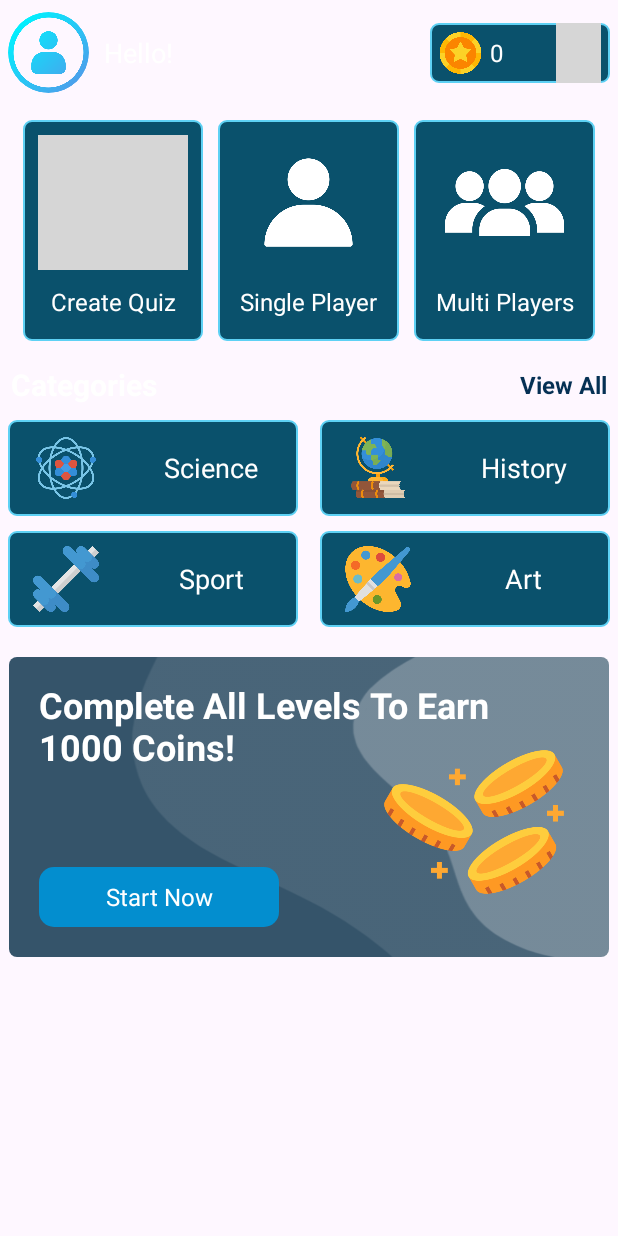
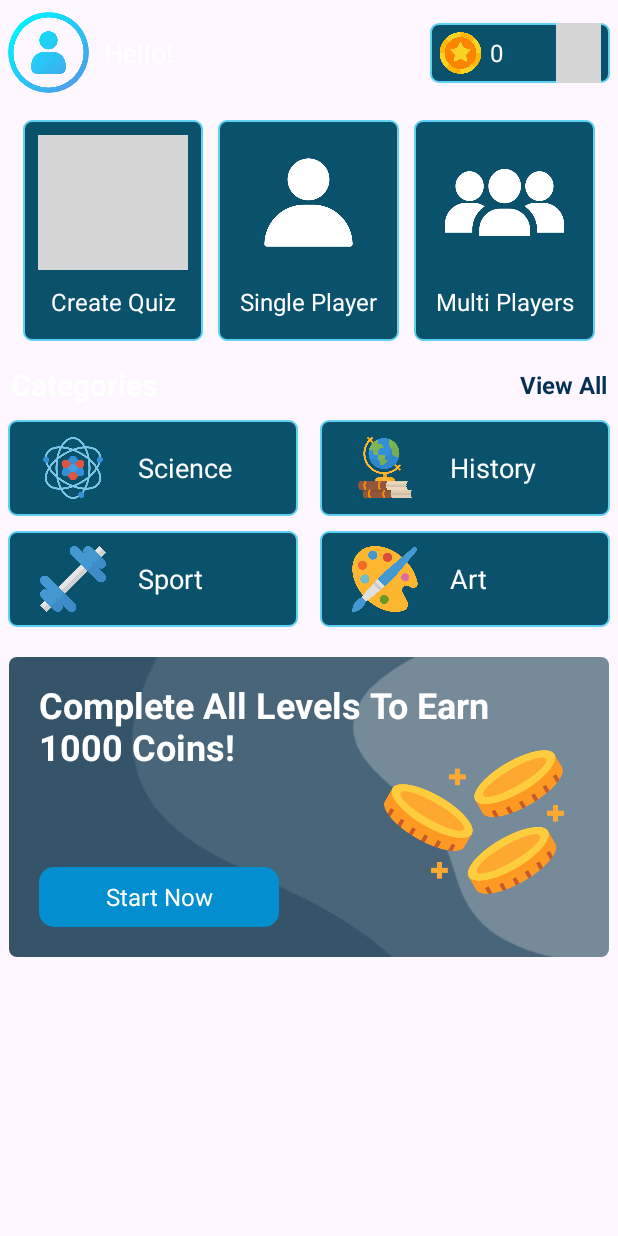
Before and after one commit to Vi021/MOPR_FinalProj_QuizflowApp, an Android app: the layout fragment_home.xml on its own in the app's theme, with its tools: preview values and no code run, on a phone screen of 412 x 824 dp. Run offline under Robolectric (Android 15) with nearby library versions, the phone set to English and light mode, and no system bars; grey boxes are pictures that could not be loaded.

Commit message:
some HomeFragment UI interactions + adjustments

```diff
--- a/app/src/main/res/layout/fragment_home.xml
+++ b/app/src/main/res/layout/fragment_home.xml
@@ -27,13 +27,15 @@
                 android:id="@+id/circleImg_pfp"
                 android:layout_width="54dp"
                 android:layout_height="54dp"
+                android:clickable="true"
+                android:focusable="true"
                 android:src="@drawable/ic_default_pfp_blues"
                 app:layout_constraintBottom_toBottomOf="parent"
                 app:layout_constraintStart_toStartOf="parent"
                 app:layout_constraintTop_toTopOf="parent" />
 
             <TextView
-                android:id="@+id/textView"
+                android:id="@+id/txt_hello"
                 android:layout_width="wrap_content"
                 android:layout_height="wrap_content"
                 android:layout_margin="10dp"
@@ -78,7 +80,11 @@
                     android:layout_width="0dp"
                     android:layout_height="wrap_content"
                     android:layout_weight="0.3"
-                    android:src="@drawable/ic_action_plus_white" />
+                    android:contentDescription="@string/app_name"
+                    android:clickable="true"
+                    android:focusable="true"
+                    android:src="@drawable/ic_action_plus_white"
+                    tools:ignore="TouchTargetSizeCheck" />
             </LinearLayout>
 
         </androidx.constraintlayout.widget.ConstraintLayout>
@@ -99,12 +105,15 @@
             app:layout_constraintTop_toBottomOf="@id/consL_profileBar">
 
             <LinearLayout
+                android:id="@+id/lineL_createQuiz"
                 android:layout_width="0dp"
                 android:layout_height="match_parent"
                 android:layout_marginEnd="10dp"
                 android:layout_weight="3"
                 android:background="@drawable/rounded_bordered_bg_main"
-                android:orientation="vertical">
+                android:orientation="vertical"
+                android:clickable="true"
+                android:focusable="true" >
 
                 <ImageView
                     android:layout_width="match_parent"
@@ -126,6 +135,7 @@
             </LinearLayout>
 
             <LinearLayout
+                android:id="@+id/lineL_singlePlayer"
                 android:layout_width="0dp"
                 android:layout_height="match_parent"
                 android:layout_weight="3"
@@ -152,6 +162,7 @@
             </LinearLayout>
 
             <LinearLayout
+                android:id="@+id/lineL_multiPlayers"
                 android:layout_width="0dp"
                 android:layout_height="match_parent"
                 android:layout_marginStart="10dp"
@@ -204,16 +215,20 @@
                 app:layout_constraintTop_toTopOf="@+id/consL_categoryBar" />
 
             <TextView
+                android:id="@+id/txt_viewCategories"
                 android:layout_width="wrap_content"
                 android:layout_height="match_parent"
                 android:layout_marginEnd="2dp"
+                android:clickable="true"
+                android:focusable="true"
                 android:text="View All"
                 android:textColor="@color/xanh_botro3"
                 android:textSize="16sp"
                 android:textStyle="bold"
                 app:layout_constraintBottom_toBottomOf="@+id/consL_categoryBar"
                 app:layout_constraintEnd_toEndOf="@+id/consL_categoryBar"
-                app:layout_constraintTop_toTopOf="@+id/consL_categoryBar" />
+                app:layout_constraintTop_toTopOf="@+id/consL_categoryBar"
+                tools:ignore="TouchTargetSizeCheck" />
         </androidx.constraintlayout.widget.ConstraintLayout>
 
         <!-- categories, row 1 -->
@@ -224,6 +239,8 @@
             android:layout_marginStart="5dp"
             android:layout_marginTop="10dp"
             android:layout_marginEnd="5dp"
+            android:clickable="true"
+            android:focusable="true"
             app:layout_constraintEnd_toEndOf="parent"
             app:layout_constraintStart_toStartOf="parent"
             app:layout_constraintTop_toBottomOf="@id/consL_categoryBar">
@@ -244,7 +261,7 @@
                     android:id="@+id/img_category1"
                     android:layout_width="0dp"
                     android:layout_height="match_parent"
-                    android:layout_weight="0.4"
+                    android:layout_weight="0.45"
                     android:padding="10dp"
                     android:src="@drawable/ic_category_science" />
 
@@ -252,8 +269,8 @@
                     android:id="@+id/txt_category1"
                     android:layout_width="0dp"
                     android:layout_height="match_parent"
-                    android:layout_weight="0.6"
-                    android:gravity="center"
+                    android:layout_weight="0.55"
+                    android:gravity="center_vertical"
                     android:text="Science"
                     android:textColor="@color/white"
                     android:textSize="18sp" />
@@ -267,6 +284,8 @@
                 android:layout_marginStart="7dp"
                 android:background="@drawable/rounded_bordered_bg_main"
                 android:orientation="horizontal"
+                android:clickable="true"
+                android:focusable="true"
                 app:layout_constraintBottom_toTopOf="@id/lineL_category4"
                 app:layout_constraintEnd_toEndOf="@id/lineL_categoryContainer1"
                 app:layout_constraintTop_toTopOf="@id/lineL_categoryContainer1">
@@ -275,7 +294,7 @@
                     android:id="@+id/img_category2"
                     android:layout_width="0dp"
                     android:layout_height="match_parent"
-                    android:layout_weight="0.4"
+                    android:layout_weight="0.45"
                     android:padding="10dp"
                     android:src="@drawable/ic_category_history" />
 
@@ -283,8 +302,8 @@
                     android:id="@+id/txt_category2"
                     android:layout_width="0dp"
                     android:layout_height="match_parent"
-                    android:layout_weight="0.6"
-                    android:gravity="center"
+                    android:layout_weight="0.55"
+                    android:gravity="center_vertical"
                     android:text="History"
                     android:textColor="@color/white"
                     android:textSize="18sp" />
@@ -313,6 +332,8 @@
                 android:background="@drawable/rounded_bordered_bg_main"
                 android:orientation="horizontal"
                 android:baselineAligned="false"
+                android:clickable="true"
+                android:focusable="true"
                 app:layout_constraintBottom_toBottomOf="@id/lineL_categoryContainer1"
                 app:layout_constraintStart_toStartOf="@id/lineL_categoryContainer1">
 
@@ -320,7 +341,7 @@
                     android:id="@+id/img_category3"
                     android:layout_width="0dp"
                     android:layout_height="match_parent"
-                    android:layout_weight="0.4"
+                    android:layout_weight="0.45"
                     android:padding="10dp"
                     android:src="@drawable/ic_category_sport" />
 
@@ -328,8 +349,8 @@
                     android:id="@+id/txt_category3"
                     android:layout_width="0dp"
                     android:layout_height="match_parent"
-                    android:layout_weight="0.6"
-                    android:gravity="center"
+                    android:layout_weight="0.55"
+                    android:gravity="center_vertical"
                     android:text="Sport"
                     android:textColor="@color/white"
                     android:textSize="18sp" />
@@ -344,6 +365,8 @@
                 android:background="@drawable/rounded_bordered_bg_main"
                 android:orientation="horizontal"
                 android:baselineAligned="false"
+                android:clickable="true"
+                android:focusable="true"
                 app:layout_constraintBottom_toBottomOf="@id/lineL_categoryContainer1"
                 app:layout_constraintEnd_toEndOf="@id/lineL_categoryContainer1">
 
@@ -351,7 +374,7 @@
                     android:id="@+id/img_category4"
                     android:layout_width="0dp"
                     android:layout_height="match_parent"
-                    android:layout_weight="0.4"
+                    android:layout_weight="0.45"
                     android:padding="10dp"
                     android:src="@drawable/ic_category_art" />
 
@@ -359,8 +382,8 @@
                     android:id="@+id/txt_category4"
                     android:layout_width="0dp"
                     android:layout_height="match_parent"
-                    android:layout_weight="0.6"
-                    android:gravity="center"
+                    android:layout_weight="0.55"
+                    android:gravity="center_vertical"
                     android:text="Art"
                     android:textColor="@color/white"
                     android:textSize="18sp" />
```
Also changed, not shown: app/src/main/java/com/example/quizflow/activities/MainActivity.java (+29 -2 lines), app/src/main/java/com/example/quizflow/fragments/CollectionFragment.java (added, +25 -0 lines), app/src/main/java/com/example/quizflow/fragments/HomeFragment.java (+62 -1 lines), app/src/main/java/com/example/quizflow/fragments/SettingsFragment.java (added, +25 -0 lines), app/src/main/res/drawable/rounded_chipnav_bg.xml (added, +10 -0 lines), app/src/main/res/layout/activity_main.xml (+17 -1 lines), app/src/main/res/layout/fragment_collection.xml (added, +23 -0 lines), app/src/main/res/layout/fragment_settings.xml (added, +23 -0 lines), app/src/main/res/menu/bot_chipnav_menu.xml (+4 -4 lines).
